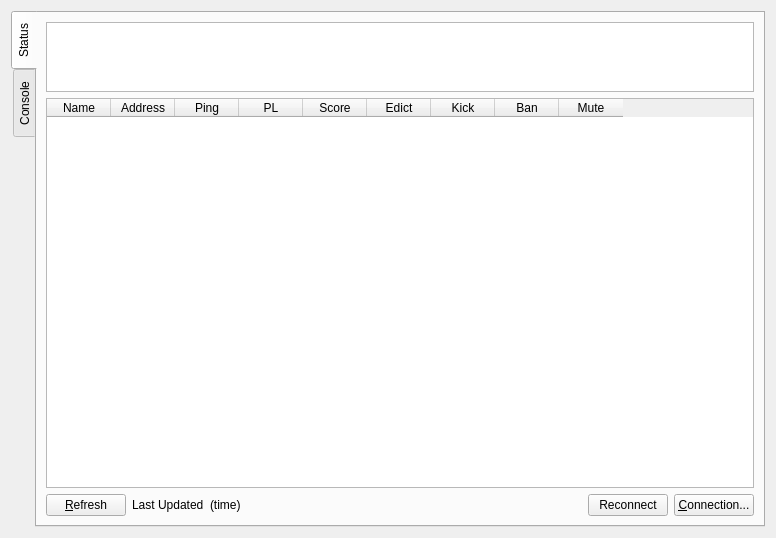
jjzhang166/RconGui, file src/ui/server_widget.ui: the form before one commit.
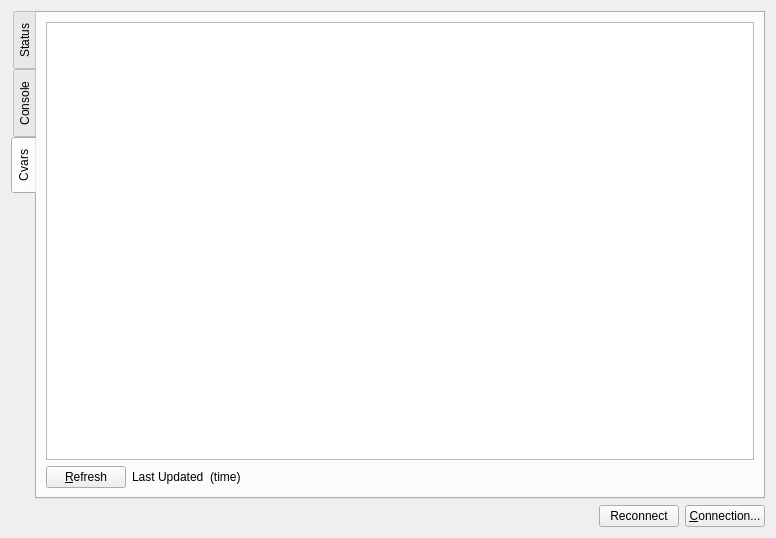
The form after the commit. The open tabs and pages were chosen to show the change. Icons and pictures are not drawn. Custom widgets are drawn as their Qt base class.

Diff of the .ui file:
```diff
--- a/src/ui/server_widget.ui
+++ b/src/ui/server_widget.ui
@@ -148,30 +148,6 @@
            </property>
           </spacer>
          </item>
-         <item>
-          <widget class="QPushButton" name="button_reconnect">
-           <property name="text">
-            <string>Reconnect</string>
-           </property>
-           <property name="icon">
-            <iconset theme="network-connect">
-             <normaloff/>
-            </iconset>
-           </property>
-          </widget>
-         </item>
-         <item>
-          <widget class="QPushButton" name="button_setup">
-           <property name="text">
-            <string>&amp;Connection...</string>
-           </property>
-           <property name="icon">
-            <iconset theme="configure">
-             <normaloff/>
-            </iconset>
-           </property>
-          </widget>
-         </item>
         </layout>
        </item>
       </layout>
@@ -226,8 +202,108 @@
        </item>
       </layout>
      </widget>
+     <widget class="QWidget" name="tab_cvars">
+      <attribute name="icon">
+       <iconset theme="format-list-unordered"/>
+      </attribute>
+      <attribute name="title">
+       <string>Cvars</string>
+      </attribute>
+      <layout class="QVBoxLayout" name="verticalLayout_5">
+       <item>
+        <widget class="QTableView" name="table_cvars"/>
+       </item>
+       <item>
+        <layout class="QHBoxLayout" name="horizontalLayout_4">
+         <item>
+          <widget class="QPushButton" name="button_refresh_cvars">
+           <property name="text">
+            <string>&amp;Refresh</string>
+           </property>
+           <property name="icon">
+            <iconset theme="view-refresh">
+             <normaloff/>
+            </iconset>
+           </property>
+          </widget>
+         </item>
+         <item>
+          <widget class="QLabel" name="label_3">
+           <property name="text">
+            <string>Last Updated</string>
+           </property>
+          </widget>
+         </item>
+         <item>
+          <widget class="QLabel" name="label_refresh_cvar">
+           <property name="text">
+            <string>(time)</string>
+           </property>
+          </widget>
+         </item>
+         <item>
+          <spacer name="horizontalSpacer_3">
+           <property name="orientation">
+            <enum>Qt::Horizontal</enum>
+           </property>
+           <property name="sizeHint" stdset="0">
+            <size>
+             <width>40</width>
+             <height>20</height>
+            </size>
+           </property>
+          </spacer>
+         </item>
+        </layout>
+       </item>
+      </layout>
+     </widget>
     </widget>
    </item>
+   <item>
+    <layout class="QHBoxLayout" name="horizontalLayout_3">
+     <item>
+      <widget class="QLabel" name="label_connection"/>
+     </item>
+     <item>
+      <spacer name="horizontalSpacer_2">
+       <property name="orientation">
+        <enum>Qt::Horizontal</enum>
+       </property>
+       <property name="sizeHint" stdset="0">
+        <size>
+         <width>40</width>
+         <height>20</height>
+        </size>
+       </property>
+      </spacer>
+     </item>
+     <item>
+      <widget class="QPushButton" name="button_reconnect">
+       <property name="text">
+        <string>Reconnect</string>
+       </property>
+       <property name="icon">
+        <iconset theme="network-connect">
+         <normaloff/>
+        </iconset>
+       </property>
+      </widget>
+     </item>
+     <item>
+      <widget class="QPushButton" name="button_setup">
+       <property name="text">
+        <string>&amp;Connection...</string>
+       </property>
+       <property name="icon">
+        <iconset theme="configure">
+         <normaloff/>
+        </iconset>
+       </property>
+      </widget>
+     </item>
+    </layout>
+   </item>
   </layout>
   <action name="action_clear_log">
    <property name="icon">
```
Left out of the diff: 27 changed lines with no effect on the pictures.
